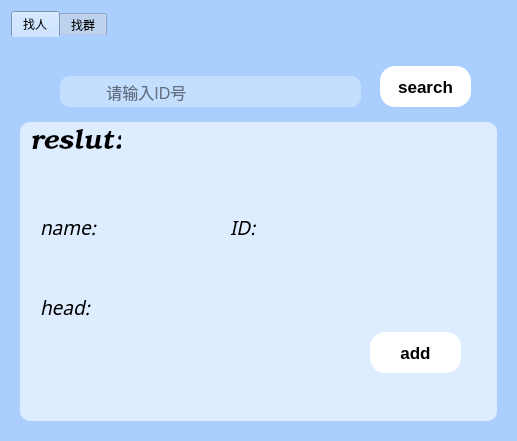
The window that chat_Client/midw/findfriendwnd.ui (OY-YH/ATAW-Chat) describes before a commit, drawn with Qt 5.
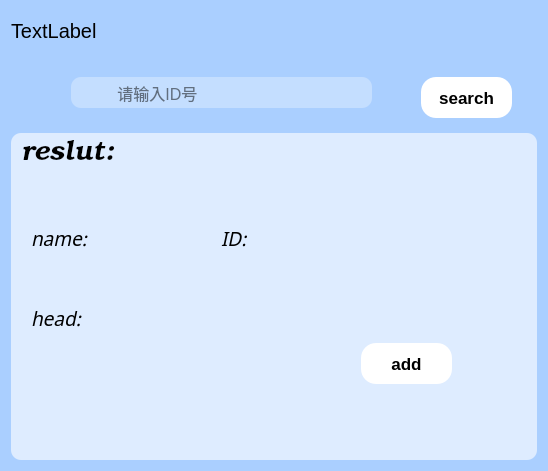
The same window after the commit. Icons and pictures are not drawn.

```diff
--- a/chat_Client/midw/findfriendwnd.ui
+++ b/chat_Client/midw/findfriendwnd.ui
@@ -6,8 +6,8 @@
    <rect>
     <x>0</x>
     <y>0</y>
-    <width>517</width>
-    <height>441</height>
+    <width>548</width>
+    <height>471</height>
    </rect>
   </property>
   <property name="windowTitle">
@@ -18,20 +18,7 @@
 </string>
   </property>
   <layout class="QGridLayout" name="gridLayout">
-   <item row="0" column="0">
-    <widget class="QTabWidget" name="tabWidget">
-     <property name="styleSheet">
-      <string notr="true">border-radius:1px;</string>
-     </property>
-     <property name="currentIndex">
-      <number>0</number>
-     </property>
-     <widget class="QWidget" name="findUser">
-      <attribute name="title">
-       <string>找人</string>
-      </attribute>
-      <layout class="QGridLayout" name="gridLayout_3">
-       <item row="0" column="0">
+   <item row="1" column="0">
         <widget class="QWidget" name="widget" native="true">
          <property name="maximumSize">
           <size>
@@ -42,8 +29,8 @@
          <widget class="QLineEdit" name="lineEdit">
           <property name="geometry">
            <rect>
-            <x>40</x>
-            <y>30</y>
+        <x>60</x>
+        <y>20</y>
             <width>301</width>
             <height>31</height>
            </rect>
@@ -64,7 +51,7 @@
          <widget class="QPushButton" name="searchBut">
           <property name="geometry">
            <rect>
-            <x>360</x>
+        <x>410</x>
             <y>20</y>
             <width>91</width>
             <height>41</height>
@@ -87,8 +74,8 @@
          <widget class="QWidget" name="widget_2" native="true">
           <property name="geometry">
            <rect>
-            <x>0</x>
-            <y>30</y>
+        <x>60</x>
+        <y>20</y>
             <width>41</width>
             <height>31</height>
            </rect>
@@ -100,7 +87,7 @@
          </widget>
         </widget>
        </item>
-       <item row="1" column="0">
+   <item row="2" column="0">
         <widget class="QWidget" name="resultBut" native="true">
          <property name="styleSheet">
           <string notr="true">background-color: rgba(255, 255, 255, 155);
@@ -111,7 +98,7 @@
            <rect>
             <x>10</x>
             <y>0</y>
-            <width>91</width>
+        <width>401</width>
             <height>41</height>
            </rect>
           </property>
@@ -135,7 +122,7 @@
            <rect>
             <x>20</x>
             <y>90</y>
-            <width>61</width>
+        <width>111</width>
             <height>31</height>
            </rect>
           </property>
@@ -159,7 +146,7 @@
            <rect>
             <x>210</x>
             <y>90</y>
-            <width>61</width>
+        <width>111</width>
             <height>31</height>
            </rect>
           </property>
@@ -183,7 +170,7 @@
            <rect>
             <x>20</x>
             <y>170</y>
-            <width>61</width>
+        <width>71</width>
             <height>31</height>
            </rect>
           </property>
@@ -227,13 +214,22 @@
          </widget>
         </widget>
        </item>
-      </layout>
-     </widget>
-     <widget class="QWidget" name="findGroup">
-      <attribute name="title">
-       <string>找群</string>
-      </attribute>
-     </widget>
+   <item row="0" column="0">
+    <widget class="QLabel" name="label">
+     <property name="maximumSize">
+      <size>
+       <width>16777215</width>
+       <height>40</height>
+      </size>
+     </property>
+     <property name="font">
+      <font>
+       <pointsize>15</pointsize>
+      </font>
+     </property>
+     <property name="text">
+      <string>TextLabel</string>
+     </property>
     </widget>
    </item>
   </layout>
```
Lines whose indentation alone changed are shown as unchanged.
